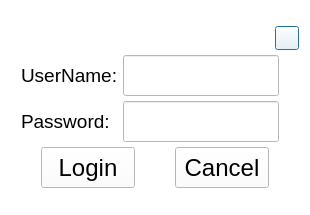
zytzjx/pyui, file login.ui: the form before one commit.
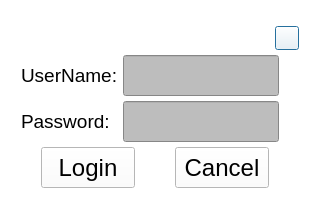
The form after the commit. Icons and pictures are not drawn.

```diff
--- a/login.ui
+++ b/login.ui
@@ -105,6 +105,9 @@
            <height>41</height>
           </size>
          </property>
+         <property name="styleSheet">
+          <string notr="true">background-color: rgb(189, 189, 189);</string>
+         </property>
         </widget>
        </item>
        <item row="1" column="0">
@@ -128,6 +131,9 @@
            <height>41</height>
           </size>
          </property>
+         <property name="styleSheet">
+          <string notr="true">background-color: rgb(189, 189, 189);</string>
+         </property>
         </widget>
        </item>
        <item row="2" column="0">
```
